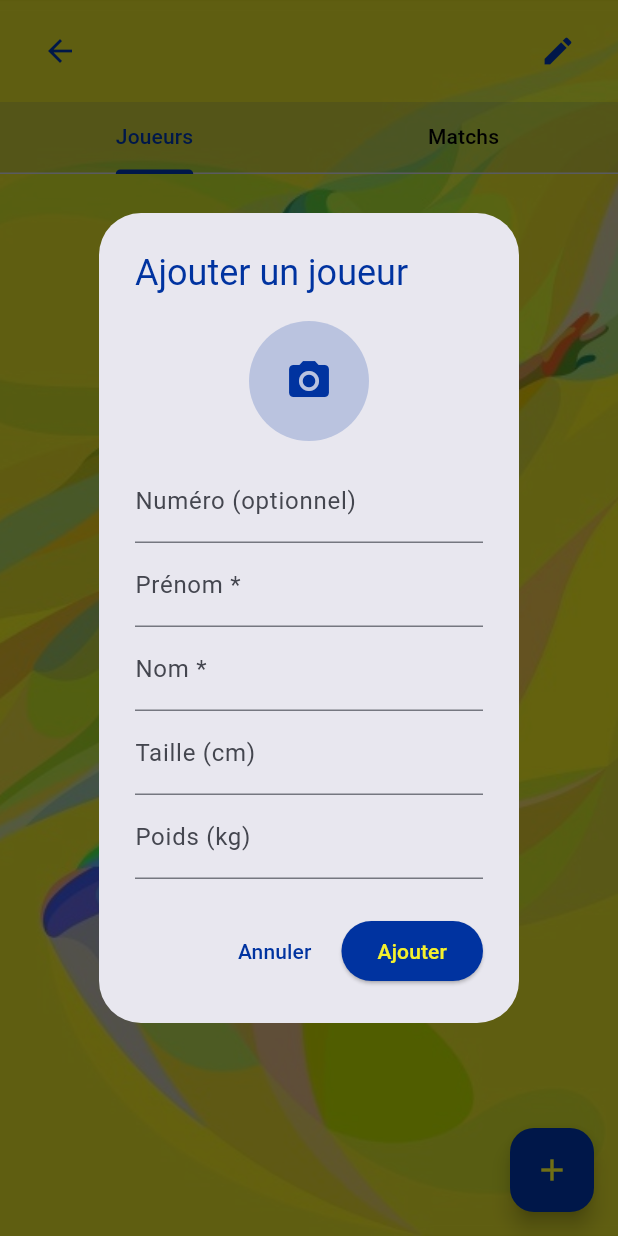
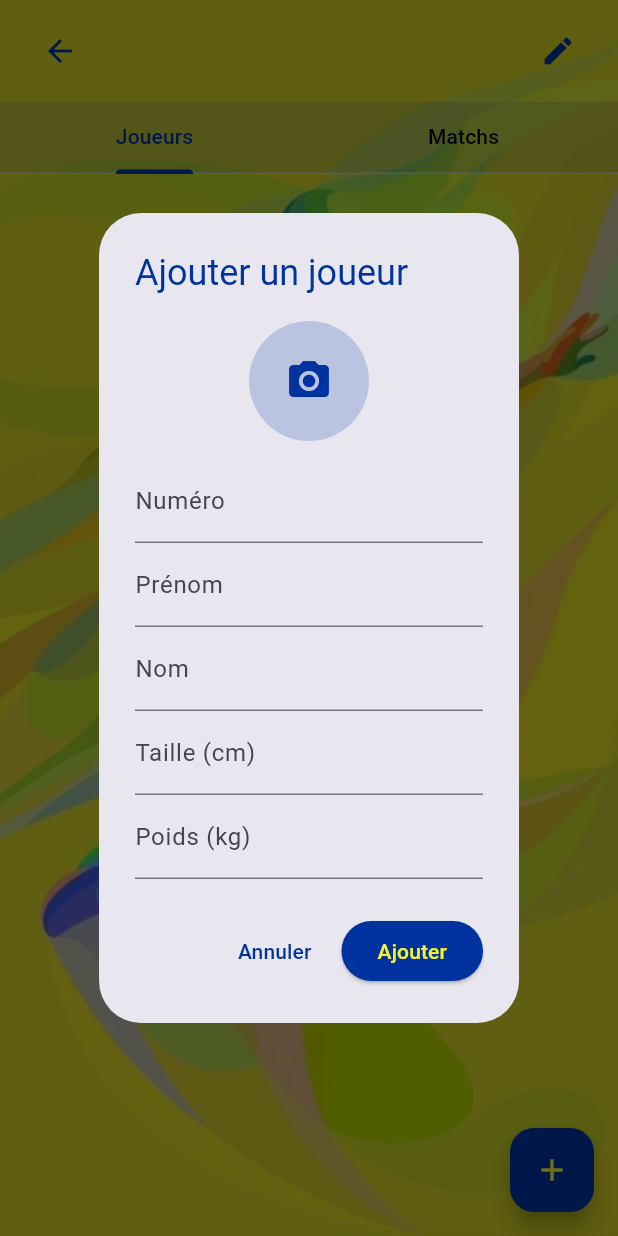
Before and after one commit to matc78/volley_score, a Flutter app: the TeamDetailPage screen opened directly with empty values, after a tap on the "add" icon, on a phone screen of 412 x 824 dp. Run offline on Flutter 3.47's test engine with Material 3 defaults, Android fonts, the phone set to English and light mode, and no system bars; our stand-ins replace cloud_firestore, firebase_core, firebase_storage, fl_chart, image_picker, shared_preferences; accounts and stored records are empty.

Commit message:
fix ajout joueur

```diff
--- a/lib/page/team_detail_page.dart
+++ b/lib/page/team_detail_page.dart
@@ -473,21 +473,19 @@ class _TeamDetailPageState extends State<TeamDetailPage>
                     TextField(
                       controller: numberController,
                       keyboardType: TextInputType.number,
-                      decoration: const InputDecoration(
-                        labelText: "Numéro (optionnel)",
-                      ),
+                      decoration: const InputDecoration(labelText: "Numéro"),
                     ),
 
                     // Prénom
                     TextField(
                       controller: firstNameController,
-                      decoration: const InputDecoration(labelText: "Prénom *"),
+                      decoration: const InputDecoration(labelText: "Prénom"),
                     ),
 
                     // Nom
                     TextField(
                       controller: lastNameController,
-                      decoration: const InputDecoration(labelText: "Nom *"),
+                      decoration: const InputDecoration(labelText: "Nom"),
                     ),
 
                     // Taille
@@ -531,15 +529,22 @@ class _TeamDetailPageState extends State<TeamDetailPage>
                     String height = heightController.text.trim();
                     String weight = weightController.text.trim();
 
-                    if (first.isEmpty || last.isEmpty) return;
+                    // Au moins une info requise (numéro, prénom ou nom)
+                    if (first.isEmpty && last.isEmpty && number.isEmpty) {
+                      return;
+                    }
 
                     // Formatage du prénom
-                    first =
-                        first[0].toUpperCase() +
-                        first.substring(1).toLowerCase();
+                    if (first.isNotEmpty) {
+                      first =
+                          first[0].toUpperCase() +
+                          first.substring(1).toLowerCase();
+                    }
 
                     // Formatage du nom
-                    last = last.toUpperCase();
+                    if (last.isNotEmpty) {
+                      last = last.toUpperCase();
+                    }
 
                     await FirebaseFirestore.instance
                         .collection("teams")
```
